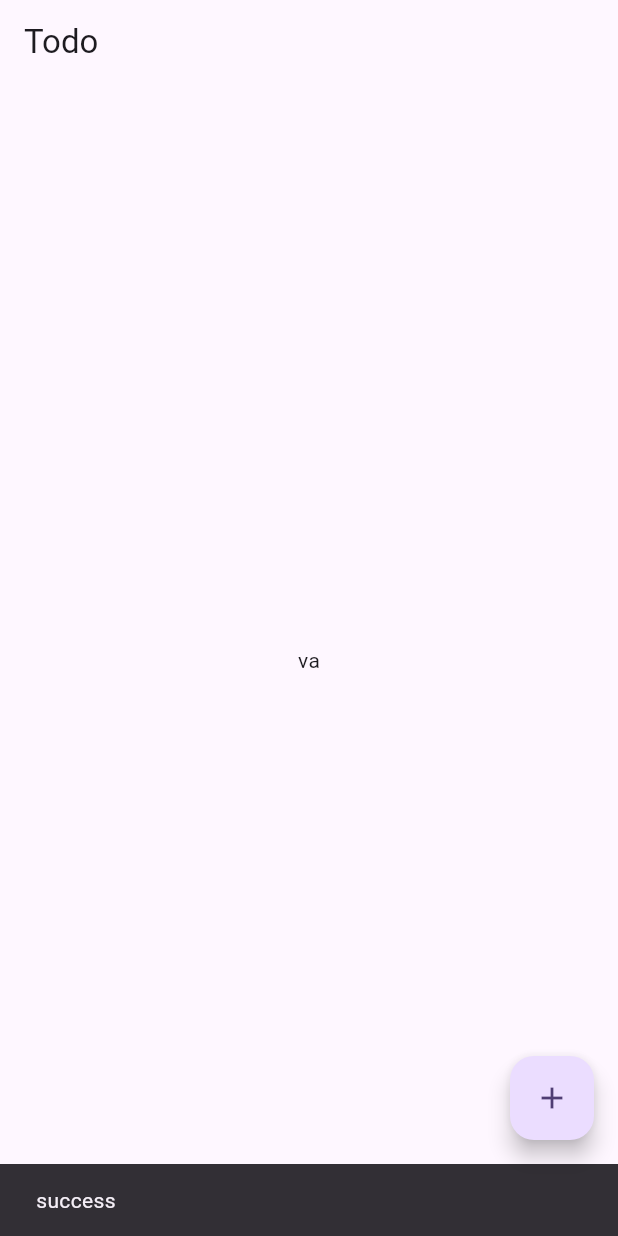
After one commit to Stephen-Essoun/todo-clean-architecture-app, a Flutter app: the screen it shows after launch, after a tap on the "add" icon, on a phone screen of 412 x 824 dp. The commit adds this screen. Run offline on Flutter 3.47's test engine with Material 2 defaults, Android fonts, the phone set to English and light mode, and no system bars; our stand-ins replace cloud_firestore, dartz, firebase_core; accounts and stored records are empty.

Commit message:
dependency injections done using provider

```diff
--- a/lib/feature/todo/data/repositories/todo.repository.impl.dart
+++ b/lib/feature/todo/data/repositories/todo.repository.impl.dart
@@ -1,12 +1,14 @@
 import 'package:dartz/dartz.dart';
+import 'package:flutter/material.dart';
 import 'package:todo/feature/todo/data/database/remote.db.dart';
 import 'package:todo/feature/todo/domain/entities/todo.dart';
 import 'package:todo/feature/todo/domain/repositories/todo.repository.dart';
 import 'package:todo/feature/todo/shared/errors/failure.dart';
 
-class TodoRepositoryImpl implements TodoRepository{
+class TodoRepositoryImpl extends ChangeNotifier implements TodoRepository{
   final TodoRemoteDB remoteDB;
   TodoRepositoryImpl(this.remoteDB);
+  TodoRepositoryImpl.empty():remoteDB = TodoRemoteDBImpl();
 
   @override
   Future<Either<Failure, Todo>> add(Todo todo) async{
--- a/lib/feature/todo/domain/repositories/todo.repository.dart
+++ b/lib/feature/todo/domain/repositories/todo.repository.dart
@@ -1,9 +1,10 @@
 import 'package:dartz/dartz.dart';
+import 'package:flutter/material.dart';
 import 'package:todo/feature/todo/shared/errors/failure.dart';
 
 import '../entities/todo.dart';
 
-abstract class TodoRepository {
+abstract class TodoRepository extends ChangeNotifier{
   Future<Either<Failure,Todo>> add(Todo todo);
   Future<Either<Failure,Todo>> edit(Todo todo);
   Future<Either<Failure,Todo>> delete(Todo todo);
--- a/lib/feature/todo/domain/usecases/add.dart
+++ b/lib/feature/todo/domain/usecases/add.dart
@@ -1,4 +1,6 @@
 import 'package:dartz/dartz.dart';
+import 'package:flutter/material.dart';
+import 'package:todo/feature/todo/data/repositories/todo.repository.impl.dart';
 
 import 'package:todo/feature/todo/domain/entities/todo.dart';
 import 'package:todo/feature/todo/domain/repositories/todo.repository.dart';
@@ -7,10 +9,11 @@ import 'package:todo/feature/todo/shared/errors/failure.dart';
 
 import '../../shared/utils/usecases.dart';
 
-class AddTodo implements UseCase<Todo,Params<Todo>> {
+class AddTodo extends ChangeNotifier implements UseCase<Todo,Params<Todo>> {
   final TodoRepository repo;
 
   AddTodo(this.repo);
+  AddTodo.empty():repo = TodoRepositoryImpl.empty();
   @override
   Future<Either<Failure, Todo>> call(Params todo)async {
     return await repo.add(todo.data);
--- /dev/null
+++ b/lib/feature/todo/presentation/providers/todo.provider.dart
@@ -0,0 +1,29 @@
+import 'package:flutter/material.dart';
+import 'package:todo/feature/todo/domain/usecases/add.dart';
+import 'package:todo/feature/todo/shared/utils/usecases.dart';
+
+import '../../domain/entities/todo.dart';
+
+class TodoProvider extends ChangeNotifier {
+  final AddTodo addTodo;
+
+  TodoProvider(this.addTodo);
+   TodoProvider.empty():addTodo = AddTodo.empty();
+
+  add(BuildContext context) async {
+    final result = await addTodo
+        .call(Params(Todo(id: '1', text: 'text', description: 'description')));
+    result.fold(
+      (l) {
+        ScaffoldMessenger.of(context).showSnackBar(const SnackBar(
+          content: Text('failure'),
+        ));
+      },
+      (r) {
+        ScaffoldMessenger.of(context).showSnackBar(const SnackBar(
+          content: Text('success'),
+        ));
+      },
+    );
+  }
+}
--- /dev/null
+++ b/lib/feature/todo/presentation/views/home.dart
@@ -0,0 +1,21 @@
+import 'package:flutter/material.dart';
+import 'package:provider/provider.dart';
+import 'package:todo/feature/todo/presentation/providers/todo.provider.dart';
+
+class HomeView extends StatelessWidget {
+  const HomeView({super.key});
+
+  @override
+  Widget build(BuildContext context) {
+    return Scaffold(
+      appBar: AppBar(title: const Text('Todo')),
+      body: const Center(child: Text('va')),
+      floatingActionButton: FloatingActionButton(
+        onPressed: () => WidgetsBinding.instance.addPostFrameCallback((v) {
+          context.read<TodoProvider>().add(context);
+        }),
+        child: const Icon(Icons.add),
+      ),
+    );
+  }
+}
--- a/lib/main.dart
+++ b/lib/main.dart
@@ -1,11 +1,21 @@
 import 'package:firebase_core/firebase_core.dart';
 import 'package:flutter/material.dart';
+import 'package:provider/provider.dart';
+import 'package:todo/feature/todo/presentation/views/home.dart';
 import 'package:todo/firebase_options.dart';
 
+import 'feature/todo/presentation/binding/todo.binding.dart';
+
+TodoBinding binding = TodoBinding();
 void main() async {
   WidgetsFlutterBinding.ensureInitialized();
   await Firebase.initializeApp(options: DefaultFirebaseOptions.currentPlatform);
-  runApp(const MyApp());
+  runApp(MultiProvider(providers: [
+    binding.todoReDB,
+    binding.todoRepo,
+    binding.addTodo,
+    binding.todoPro,
+  ], child: const MyApp()));
 }
 
 class MyApp extends StatelessWidget {
@@ -14,12 +24,12 @@ class MyApp extends StatelessWidget {
   @override
   Widget build(BuildContext context) {
     return MaterialApp(
-        title: 'Flutter Demo',
+        debugShowCheckedModeBanner: false,
         theme: ThemeData(
           colorScheme: ColorScheme.fromSeed(seedColor: Colors.deepPurple),
           useMaterial3: true,
         ),
-        home: const ExtensionsTest());
+        home: const HomeView());
   }
 }
 
--- a/pubspec.yaml
+++ b/pubspec.yaml
@@ -14,6 +14,7 @@ dependencies:
   firebase_core: any
   cloud_firestore: any
   dartz: any
+  provider: ^6.0.5
 
 
 dev_dependencies:
```
Also changed, not shown: lib/feature/todo/data/database/remote.db.dart (+13 -6 lines), lib/feature/todo/presentation/binding/todo.binding.dart (added, +36 -0 lines), pubspec.lock, 2 other files.
